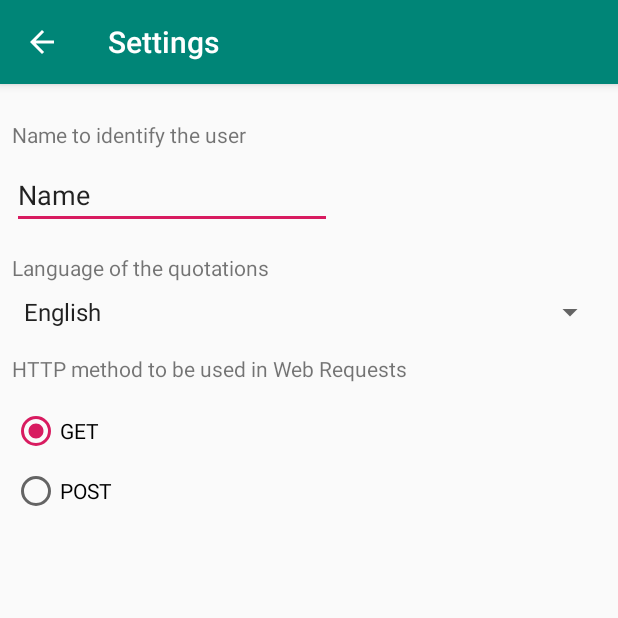
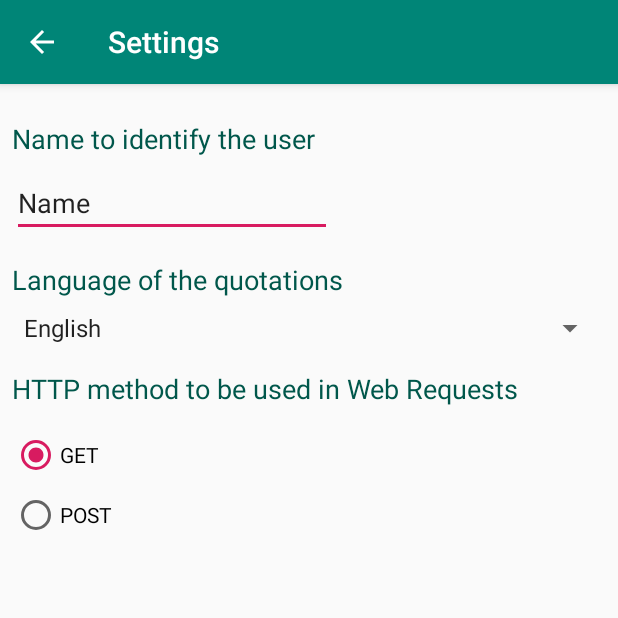
Before and after one commit to Kyru/DADM, an Android app: the SettingsActivity screen opened directly, with no data from a screen before it, on a phone screen of 412 x 824 dp, the top half of it. Run offline under Robolectric (Android 15) with nearby library versions, the phone set to English and light mode, and no system bars.

Commit message:
2B-7 completed

```diff
--- a/app/src/main/res/layout/activity_settings.xml
+++ b/app/src/main/res/layout/activity_settings.xml
@@ -25,6 +25,7 @@
                 android:id="@+id/textView2"
                 android:layout_width="match_parent"
                 android:layout_height="wrap_content"
+                style="@style/SettingsActivity_style"
                 android:text="@string/st_username"
                 android:layout_marginTop="16dp"/>
 
@@ -42,6 +43,7 @@
                 android:id="@+id/textView3"
                 android:layout_width="wrap_content"
                 android:layout_height="wrap_content"
+                style="@style/SettingsActivity_style"
                 android:text="@string/st_language"
                 android:layout_marginTop="16dp"
                 />
@@ -57,6 +59,7 @@
                 android:id="@+id/textView4"
                 android:layout_width="wrap_content"
                 android:layout_height="wrap_content"
+                style="@style/SettingsActivity_style"
                 android:text="@string/st_httpmethod"
                 android:layout_marginTop="16dp" />
 
--- /dev/null
+++ b/app/src/main/res/values/dimenText.xml
@@ -0,0 +1,4 @@
+<?xml version="1.0" encoding="utf-8"?>
+<resources>
+    <dimen name="dimenDefault">18dp</dimen>
+</resources>
--- a/app/src/main/res/values/styles.xml
+++ b/app/src/main/res/values/styles.xml
@@ -8,4 +8,9 @@
         <item name="colorAccent">@color/colorAccent</item>
     </style>
 
+    <style name="SettingsActivity_style">
+        <item name="android:textColor">@color/colorPrimaryDark</item>
+        <item name="android:textSize">@dimen/dimenDefault</item>
+    </style>
+
 </resources>
```
